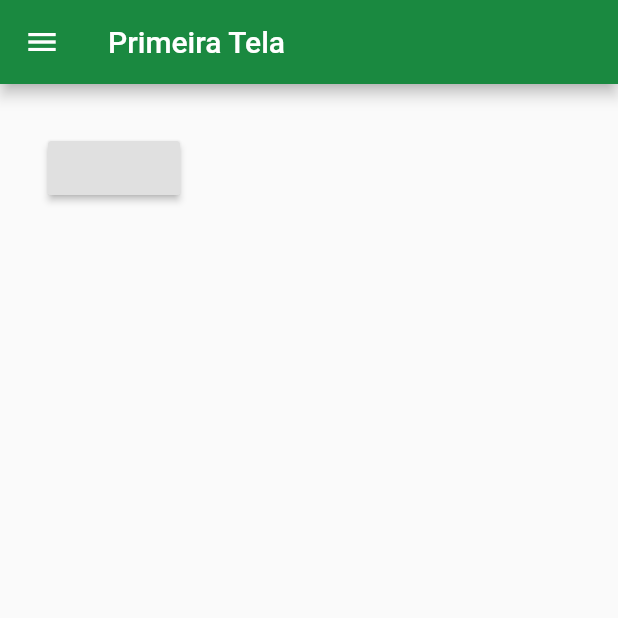
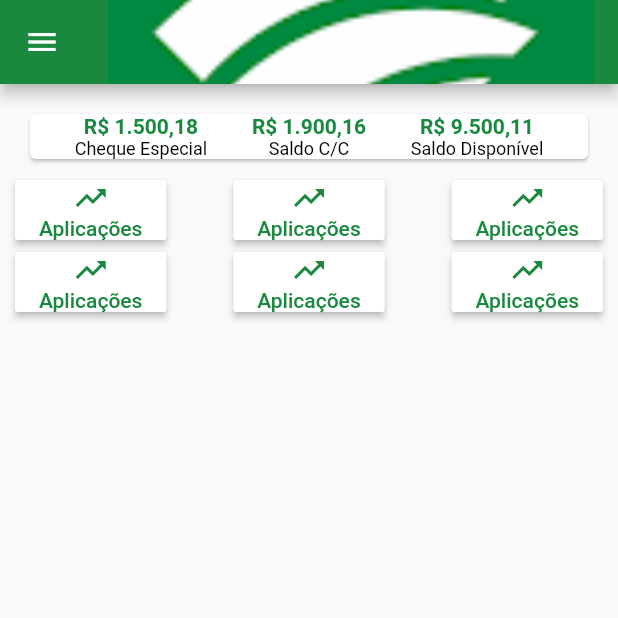
Before and after one commit to leandrorochaadm/credisis_demo, a Flutter app: the TelaPrincipal screen opened directly, on a phone screen of 412 x 824 dp, the top half of it. Run offline on Flutter 3.47's test engine with Material 2 defaults, Android fonts, the phone set to English and light mode, and no system bars; missing offline and left inert: dart:ffi.

Commit message:
tela principal botões

```diff
--- a/lib/screens/Login.dart
+++ b/lib/screens/Login.dart
@@ -1,8 +1,8 @@
+import 'package:credisis_demo/screens/TelaPrincipal.dart';
 import 'package:flutter/material.dart';
 
 class Login extends StatelessWidget {
-
- final double _paddingBotton = 12.0;
+  final double _paddingBotton = 12.0;
 
   @override
   Widget build(BuildContext context) {
@@ -84,7 +84,7 @@ class Login extends StatelessWidget {
                         Text(
                           "Lembrar-me",
                           style: TextStyle(
-                            fontSize: 20.0,
+                              fontSize: 20.0,
                               color: Theme.of(context).secondaryHeaderColor),
                         ),
                         Switch(
@@ -106,7 +106,12 @@ class Login extends StatelessWidget {
                         color: Theme.of(context).secondaryHeaderColor,
                         shape: RoundedRectangleBorder(
                             borderRadius: BorderRadius.circular(32.0)),
-                        onPressed: () {}),
+                        onPressed: () {
+                          Navigator.push(
+                              context,
+                              MaterialPageRoute(
+                                  builder: (context) => TelaPrincipal()));
+                        }),
                   )
                 ]),
           ),
--- a/lib/screens/TelaPrincipal.dart
+++ b/lib/screens/TelaPrincipal.dart
@@ -8,29 +8,107 @@ class TelaPrincipal extends StatefulWidget {
 }
 
 class _TelaPrincipalState extends State<TelaPrincipal> {
+//  final _pageController = PageController();
+
   @override
   Widget build(BuildContext context) {
-    return  Scaffold(
-      drawer: CustomDrawer(),
+    final TextStyle _fontStyleNumber = TextStyle(
+        fontSize: 14.0,
+        color: Theme.of(context).primaryColor,
+        fontWeight: FontWeight.bold);
+
+    final TextStyle _fontStyleDescription = TextStyle(
+      fontSize: 12.0,
+      color: Colors.black,
+    );
+
+    final RaisedButton _buttom = RaisedButton(
+      child: Column(
+        children: <Widget>[
+          Icon(Icons.trending_up, color: Theme.of(context).primaryColor),
+          Text(
+            "Aplicações",
+            style: TextStyle(color: Theme.of(context).primaryColor),
+          ),
+        ],
+      ),
+      color: Theme.of(context).secondaryHeaderColor,
+      onPressed: () {
+        Navigator.push(
+            context, MaterialPageRoute(builder: (context) => TelaSecundaria()));
+      },
+    );
+
+    return Scaffold(
+      drawer: CustomDrawer(/*_pageController*/),
       appBar: AppBar(
-        title: Text("Primeira Tela"),
+        centerTitle: true,
+        title: Image.asset("lib/images/logo2.png", scale: 0.15),
         backgroundColor: Theme.of(context).primaryColor,
       ),
       body: Container(
-        padding: EdgeInsets.all(32),
+        color: Color(0xFFF9F9F9),
+        padding: EdgeInsets.all(10.0),
         child: Column(
           children: <Widget>[
-            RaisedButton(
-              onPressed: (){
-                Navigator.push(
-                  context,
-                  MaterialPageRoute(builder: (context)=> TelaSecundaria()));
-                },
-              padding: EdgeInsets.all(15),
+//            Text("Clique no menu"),
+            Card(
+              color: Theme.of(context).secondaryHeaderColor,
+              margin: EdgeInsets.all(10.0),
+              child: Row(
+                mainAxisAlignment: MainAxisAlignment.spaceEvenly,
+                children: <Widget>[
+                  Column(
+//                    padding: EdgeInsets.all(12.0),
+                    children: <Widget>[
+                      Text(
+                        "R\$ 1.500,18",
+                        style: _fontStyleNumber,
+                      ),
+                      Text(
+                        "Cheque Especial",
+                        style: _fontStyleDescription,
+                      )
+                    ],
+                  ),
+                  Column(
+                    children: <Widget>[
+                      Text(
+                        "R\$ 1.900,16",
+                        style: _fontStyleNumber,
+                      ),
+                      Text(
+                        "Saldo C/C",
+                        style: _fontStyleDescription,
+                      )
+                    ],
+                  ),
+                  Column(
+                    children: <Widget>[
+                      Text(
+                        "R\$ 9.500,11",
+                        style: _fontStyleNumber,
+                      ),
+                      Text(
+                        "Saldo Disponível",
+                        style: _fontStyleDescription,
+                      )
+                    ],
+                  ),
+                ],
+              ),
+            ),
+            Row(
+              mainAxisAlignment: MainAxisAlignment.spaceBetween,
+              children: <Widget>[_buttom, _buttom, _buttom],
+            ),
+            Row(
+              mainAxisAlignment: MainAxisAlignment.spaceBetween,
+              children: <Widget>[_buttom, _buttom, _buttom],
             ),
           ],
         ),
-      ) ,
+      ),
     );
   }
 }
--- a/lib/tiles/drawer_tile.dart
+++ b/lib/tiles/drawer_tile.dart
@@ -4,8 +4,9 @@ class DrawerTile extends StatelessWidget {
 
   final IconData icon;
   final String text;
+//  final PageController controller;
 
-  DrawerTile(this.icon, this.text);
+  DrawerTile(this.icon, this.text /*, this.controller*/);
 
   @override
   Widget build(BuildContext context) {
--- a/lib/widgets/CustomDrawer.dart
+++ b/lib/widgets/CustomDrawer.dart
@@ -4,6 +4,10 @@ import 'package:credisis_demo/tiles/drawer_tile.dart';
 import 'package:flutter/material.dart';
 
 class CustomDrawer extends StatelessWidget {
+
+//  final PageController pageController;
+//  CustomDrawer(/*this.pageController*/);
+
   @override
   Widget build(BuildContext context) {
     Widget _builderDrawerBack() => Container(
```
